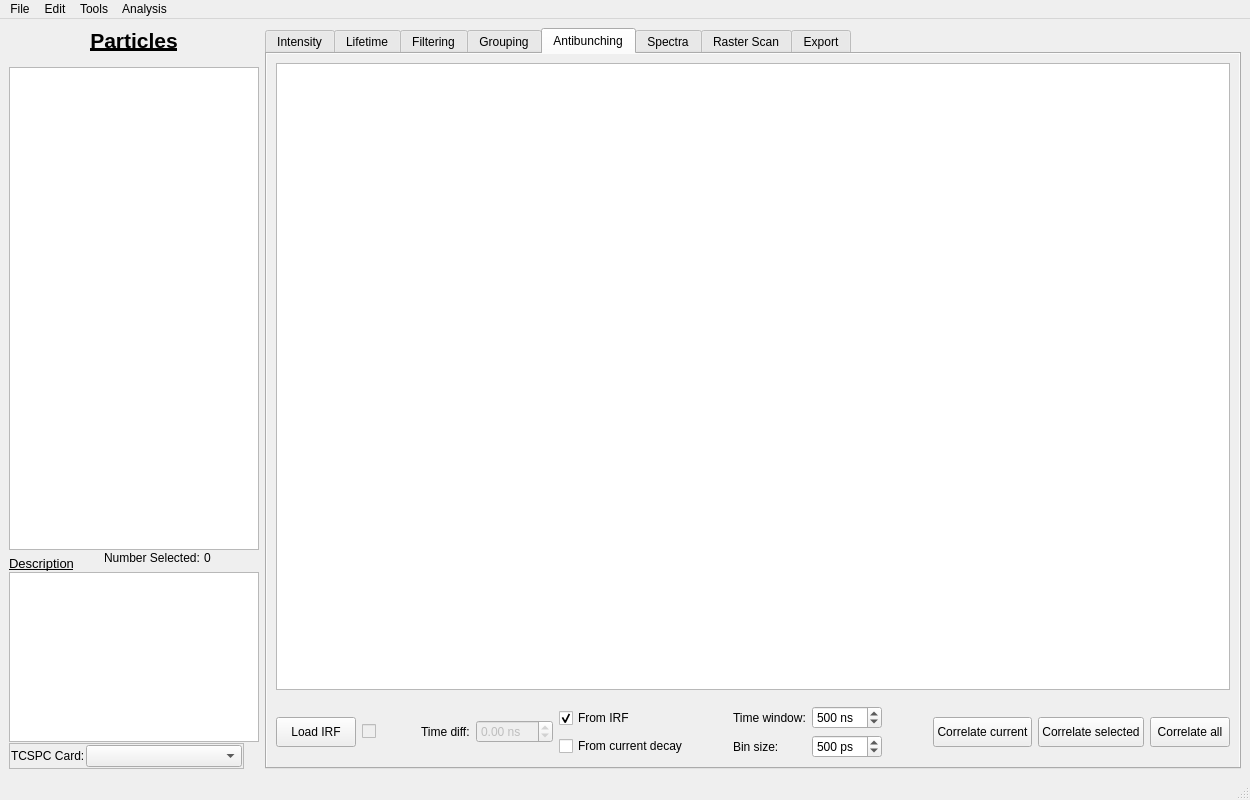
BioPhysicsUP/Full_SMS, file resources/ui/main_window.ui: the form before one commit.
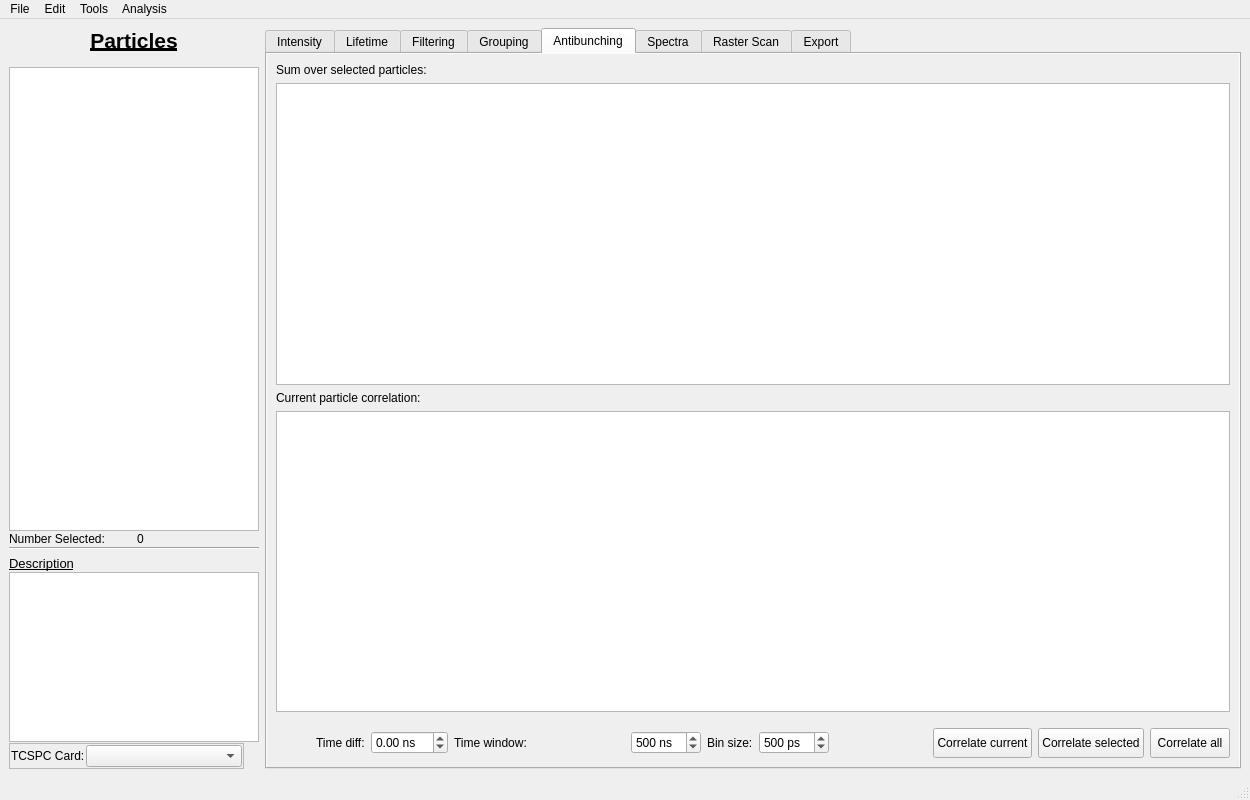
The form after the commit. The open tabs and pages were chosen to show the change. Icons and pictures are not drawn. Custom widgets are drawn as their Qt base class.

```diff
--- a/resources/ui/main_window.ui
+++ b/resources/ui/main_window.ui
@@ -92,6 +92,45 @@
         </attribute>
        </widget>
       </item>
+      <item>
+       <layout class="QHBoxLayout" name="horizontalLayout_7">
+        <property name="bottomMargin">
+         <number>0</number>
+        </property>
+        <item>
+         <widget class="QLabel" name="label_3">
+          <property name="font">
+           <font>
+            <italic>false</italic>
+           </font>
+          </property>
+          <property name="text">
+           <string>Number Selected: </string>
+          </property>
+          <property name="alignment">
+           <set>Qt::AlignLeading|Qt::AlignLeft|Qt::AlignTop</set>
+          </property>
+         </widget>
+        </item>
+        <item>
+         <widget class="QLabel" name="lblNum_Selected">
+          <property name="text">
+           <string>0</string>
+          </property>
+          <property name="alignment">
+           <set>Qt::AlignLeading|Qt::AlignLeft|Qt::AlignTop</set>
+          </property>
+         </widget>
+        </item>
+       </layout>
+      </item>
+      <item>
+       <widget class="Line" name="line_2">
+        <property name="orientation">
+         <enum>Qt::Horizontal</enum>
+        </property>
+       </widget>
+      </item>
       <item>
        <layout class="QHBoxLayout" name="layEx_Buttons_6">
         <property name="spacing">
@@ -134,31 +173,6 @@
           </property>
          </spacer>
         </item>
-        <item>
-         <widget class="QLabel" name="label_3">
-          <property name="font">
-           <font>
-            <italic>false</italic>
-           </font>
-          </property>
-          <property name="text">
-           <string>Number Selected: </string>
-          </property>
-          <property name="alignment">
-           <set>Qt::AlignLeading|Qt::AlignLeft|Qt::AlignTop</set>
-          </property>
-         </widget>
-        </item>
-        <item>
-         <widget class="QLabel" name="lblNum_Selected">
-          <property name="text">
-           <string>0</string>
-          </property>
-          <property name="alignment">
-           <set>Qt::AlignLeading|Qt::AlignLeft|Qt::AlignTop</set>
-          </property>
-         </widget>
-        </item>
        </layout>
       </item>
       <item>
@@ -5268,6 +5282,23 @@
         <string>Antibunching</string>
        </attribute>
        <layout class="QVBoxLayout" name="verticalLayout_25">
+        <item>
+         <widget class="QLabel" name="label_16">
+          <property name="text">
+           <string>Sum over selected particles:</string>
+          </property>
+         </widget>
+        </item>
+        <item>
+         <widget class="PlotWidget" name="pgAntibunching_Sum_PlotWidget"/>
+        </item>
+        <item>
+         <widget class="QLabel" name="label_17">
+          <property name="text">
+           <string>Current particle correlation:</string>
+          </property>
+         </widget>
+        </item>
         <item>
          <widget class="PlotWidget" name="pgAntibunching_PlotWidget">
           <property name="sizePolicy">
@@ -5283,33 +5314,6 @@
           <property name="topMargin">
            <number>10</number>
           </property>
-          <item>
-           <widget class="QPushButton" name="btnLoadIRFCorr">
-            <property name="minimumSize">
-             <size>
-              <width>0</width>
-              <height>30</height>
-             </size>
-            </property>
-            <property name="text">
-             <string>Load IRF</string>
-            </property>
-            <property name="icon">
-             <iconset>
-              <normaloff>:/icons/icons/load-irf.png</normaloff>:/icons/icons/load-irf.png</iconset>
-            </property>
-           </widget>
-          </item>
-          <item>
-           <widget class="QCheckBox" name="chbIRFCorrLoaded">
-            <property name="enabled">
-             <bool>false</bool>
-            </property>
-            <property name="text">
-             <string/>
-            </property>
-           </widget>
-          </item>
           <item>
            <spacer name="horizontalSpacer_4">
             <property name="orientation">
@@ -5336,7 +5340,7 @@
           <item>
            <widget class="QDoubleSpinBox" name="spbCorrDiff">
             <property name="enabled">
-             <bool>false</bool>
+             <bool>true</bool>
             </property>
             <property name="suffix">
              <string> ns</string>
@@ -5347,34 +5351,11 @@
            </widget>
           </item>
           <item>
-           <layout class="QVBoxLayout" name="verticalLayout_24" stretch="0,0">
-            <property name="sizeConstraint">
-             <enum>QLayout::SetMinimumSize</enum>
+           <widget class="QLabel" name="label_8">
+            <property name="text">
+             <string>Time window:</string>
             </property>
-            <property name="rightMargin">
-             <number>0</number>
-            </property>
-            <property name="bottomMargin">
-             <number>0</number>
-            </property>
-            <item>
-             <widget class="QCheckBox" name="chbIRFCorrDiff">
-              <property name="text">
-               <string>From IRF</string>
-              </property>
-              <property name="checked">
-               <bool>true</bool>
-              </property>
-             </widget>
-            </item>
-            <item>
-             <widget class="QCheckBox" name="chbCurrCorrDiff">
-              <property name="text">
-               <string>From current decay</string>
-              </property>
-             </widget>
-            </item>
-           </layout>
+           </widget>
           </item>
           <item>
            <spacer name="horizontalSpacer_7">
@@ -5390,54 +5371,40 @@
            </spacer>
           </item>
           <item>
-           <layout class="QGridLayout" name="gridLayout_5">
-            <property name="rightMargin">
-             <number>6</number>
+           <widget class="QSpinBox" name="spbWindow">
+            <property name="suffix">
+             <string> ns</string>
             </property>
-            <item row="1" column="1">
-             <widget class="QSpinBox" name="spbBinSizeCorr">
-              <property name="suffix">
-               <string> ps</string>
-              </property>
-              <property name="maximum">
-               <number>1000</number>
-              </property>
-              <property name="singleStep">
-               <number>1</number>
-              </property>
-              <property name="value">
-               <number>500</number>
-              </property>
-             </widget>
-            </item>
-            <item row="1" column="0">
-             <widget class="QLabel" name="label_9">
-              <property name="text">
-               <string>Bin size:</string>
-              </property>
-             </widget>
-            </item>
-            <item row="0" column="1">
-             <widget class="QSpinBox" name="spbWindow">
-              <property name="suffix">
-               <string> ns</string>
-              </property>
-              <property name="maximum">
-               <number>2000</number>
-              </property>
-              <property name="value">
-               <number>500</number>
-              </property>
-             </widget>
-            </item>
-            <item row="0" column="0">
-             <widget class="QLabel" name="label_8">
-              <property name="text">
-               <string>Time window:</string>
-              </property>
-             </widget>
-            </item>
-           </layout>
+            <property name="maximum">
+             <number>2000</number>
+            </property>
+            <property name="value">
+             <number>500</number>
+            </property>
+           </widget>
+          </item>
+          <item>
+           <widget class="QLabel" name="label_9">
+            <property name="text">
+             <string>Bin size:</string>
+            </property>
+           </widget>
+          </item>
+          <item>
+           <widget class="QSpinBox" name="spbBinSizeCorr">
+            <property name="suffix">
+             <string> ps</string>
+            </property>
+            <property name="maximum">
+             <number>1000</number>
+            </property>
+            <property name="singleStep">
+             <number>1</number>
+            </property>
+            <property name="value">
+             <number>500</number>
+            </property>
+           </widget>
           </item>
           <item>
            <spacer name="horizontalSpacer_5">
```
Left out of the diff: 28 changed lines with no effect on the pictures.
